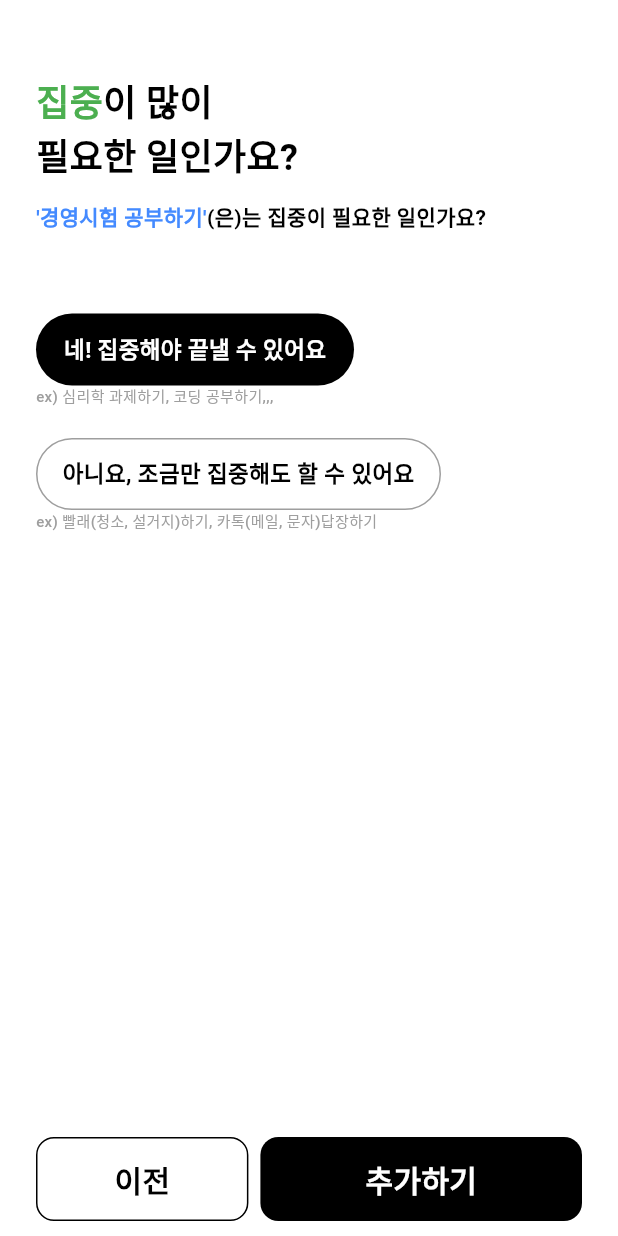
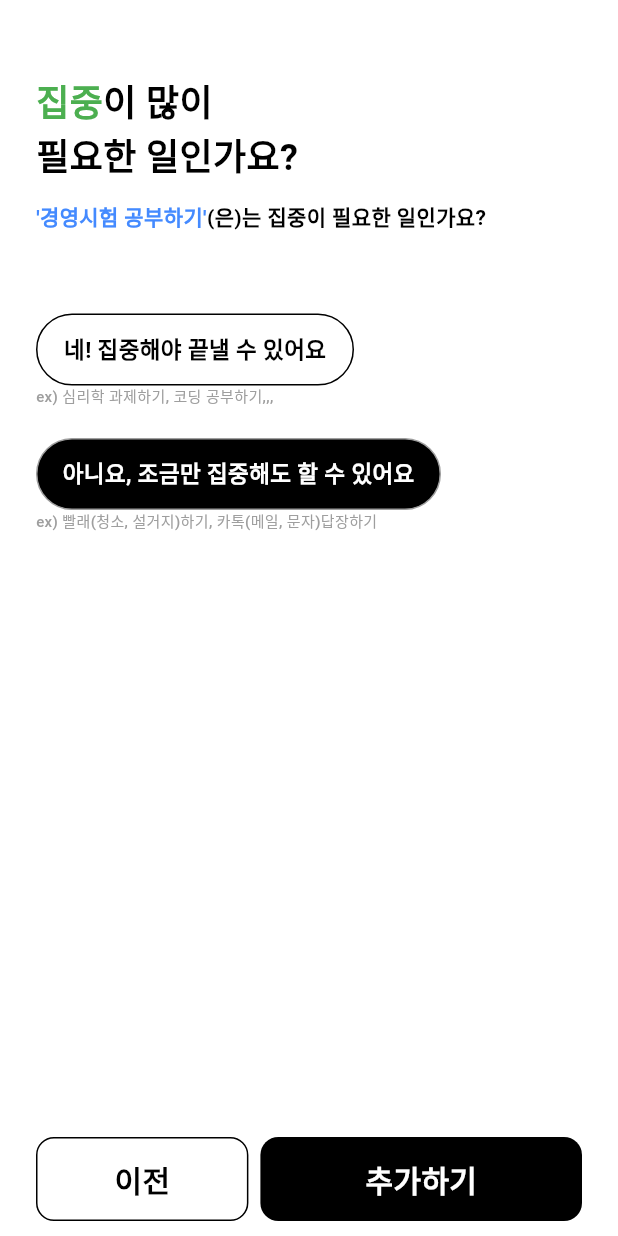
Before and after one commit to seongukHEO/StarryWaveScreen, a Flutter app: the AddFocusedWidget screen opened directly, after a tap on "아니요, 조금만 집중해도 할 수 있어요", on a phone screen of 412 x 824 dp. Run offline on Flutter 3.47's test engine with Material 3 defaults, Android fonts, the phone set to English and light mode, and no system bars; our stand-ins replace flutter_riverpod, flutter_svg, table_calendar.

Commit message:
feat : add_focused_widget riverpod 구현

```diff
--- /dev/null
+++ b/lib/provider/addWork/selectFocus_provider.dart
@@ -0,0 +1,14 @@
+import 'package:flutter_riverpod/flutter_riverpod.dart';
+
+class SelectfocusProvider extends StateNotifier<bool>{
+  SelectfocusProvider() : super(true);
+
+  void updateFocus(bool newFocus){
+    state = newFocus;
+  }
+
+}
+
+final selectFocusProvider = StateNotifierProvider<SelectfocusProvider, bool>((ref){
+  return SelectfocusProvider();
+});
--- a/lib/widget/addJob/add_focused_widget.dart
+++ b/lib/widget/addJob/add_focused_widget.dart
@@ -1,11 +1,16 @@
 import 'package:flutter/cupertino.dart';
 import 'package:flutter/material.dart';
+import 'package:flutter_riverpod/flutter_riverpod.dart';
+import 'package:starrywave_screen/provider/addWork/selectFocus_provider.dart';
 
-class AddFocusedWidget extends StatelessWidget {
+class AddFocusedWidget extends ConsumerWidget {
   const AddFocusedWidget({super.key});
 
   @override
-  Widget build(BuildContext context) {
+  Widget build(BuildContext context, WidgetRef ref) {
+
+    final checkState = ref.watch(selectFocusProvider);
+
     return Scaffold(
       body: Container(
         padding: EdgeInsets.fromLTRB(24, 0, 24, 10),
@@ -45,19 +50,25 @@ class AddFocusedWidget extends StatelessWidget {
             SizedBox(height: 54,),
             GestureDetector(
               onTap: (){
-
+                ref.read(selectFocusProvider.notifier).updateFocus(true);
               },
               child: Container(
                 height: 48,
                 width: 212,
                 decoration: BoxDecoration(
                   borderRadius: BorderRadius.circular(24),
-                  color: Colors.black
+                  border: Border.all(),
+                  color: checkState
+                    ? Colors.black
+                    : Colors.white
                 ),
                 child: Align(
                   alignment: Alignment.center,
                   child: Text('네! 집중해야 끝낼 수 있어요', style: TextStyle(
-                    fontSize: 15, fontWeight: FontWeight.w700, color: Colors.white
+                    fontSize: 15, fontWeight: FontWeight.w700,
+                      color: checkState
+                      ? Colors.white
+                      : Colors.black
                   ),),
                 ),
               ),
@@ -66,20 +77,26 @@ class AddFocusedWidget extends StatelessWidget {
             SizedBox(height: 20,),
             GestureDetector(
               onTap: (){
-
+                ref.read(selectFocusProvider.notifier).updateFocus(false);
               },
               child: Container(
                 height: 48,
                 width: 270,
                 decoration: BoxDecoration(
                     borderRadius: BorderRadius.circular(24),
-                    color: Colors.white,
+                    color: checkState
+                      ? Colors.white
+                      : Colors.black
+                    ,
                     border: Border.all(color: Colors.grey)
                 ),
                 child: Align(
                   alignment: Alignment.center,
                   child: Text('아니요, 조금만 집중해도 할 수 있어요', style: TextStyle(
-                      fontSize: 15, fontWeight: FontWeight.w700, color: Colors.black
+                      fontSize: 15, fontWeight: FontWeight.w700,
+                      color: checkState
+                          ? Colors.black
+                          : Colors.white
                   ),),
                 ),
               ),
```
